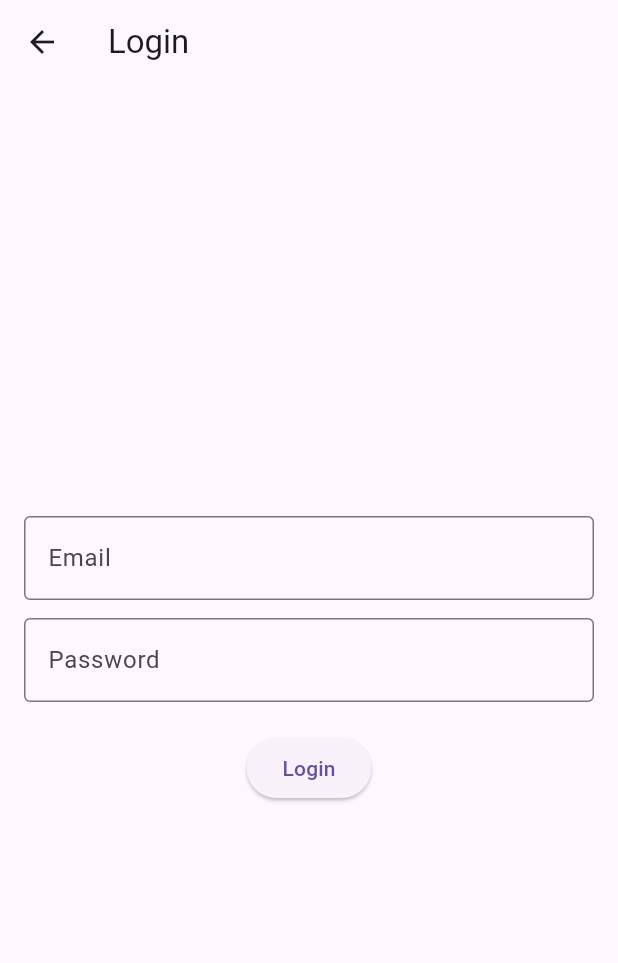
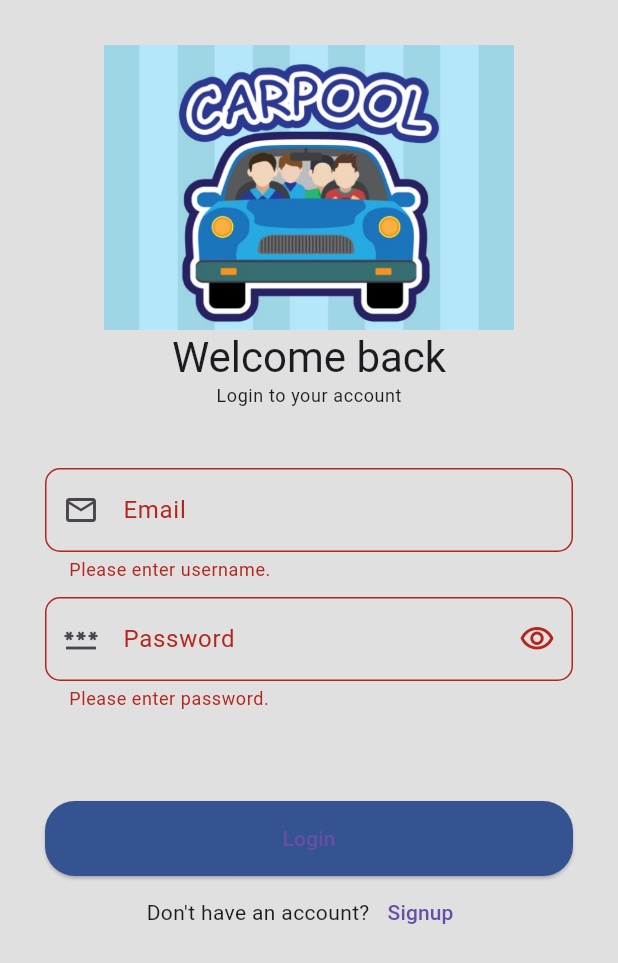
Before and after one commit to omagdy7/carpool, a Flutter app: the LoginPage screen opened by its route, after a tap on "Login", on a phone screen of 412 x 824 dp. Shown: the top 963 px of the screen. Run offline on Flutter 3.47's test engine with Material 3 defaults, Android fonts, the phone set to English and light mode, and no system bars; our stand-ins replace firebase_auth, fluttertoast; accounts and stored records are empty.

Commit message:
Added firebase auth to login and also did some refactoring of the UI

```diff
--- a/lib/login.dart
+++ b/lib/login.dart
@@ -1,48 +1,161 @@
 import 'package:flutter/material.dart';
+import 'package:fluttertoast/fluttertoast.dart';
+import 'package:firebase_auth/firebase_auth.dart';
 
-class LoginPage extends StatelessWidget {
-  final TextEditingController emailController = TextEditingController();
-  final TextEditingController passwordController = TextEditingController();
+class LoginPage extends StatefulWidget {
+  const LoginPage({
+    Key? key,
+  }) : super(key: key);
+
+  @override
+  State<LoginPage> createState() => _LoginPageState();
+}
+
+class _LoginPageState extends State<LoginPage> {
+  final GlobalKey<FormState> _formKey = GlobalKey();
+
+  final FocusNode _focusNodePassword = FocusNode();
+  final TextEditingController _controllerUsername = TextEditingController();
+  final TextEditingController _controllerPassword = TextEditingController();
+
+  bool _obscurePassword = true;
 
   @override
   Widget build(BuildContext context) {
     return Scaffold(
-      appBar: AppBar(title: const Text('Login')),
-      body: Padding(
-        padding: const EdgeInsets.all(16.0),
+      backgroundColor: Colors.grey[300],
+      body: Form(
+        key: _formKey,
+        child: SingleChildScrollView(
+          padding: const EdgeInsets.all(30.0),
           child: Column(
-          mainAxisAlignment: MainAxisAlignment.center,
-          children: <Widget>[
-            TextField(
-              controller: emailController,
-              keyboardType: TextInputType.emailAddress,
-              decoration: const InputDecoration(
-                labelText: 'Email',
-                border: OutlineInputBorder(),
+            children: [
+              Image.asset(
+                "assets/logo.png",
+                height: 190,
+              ),
+              Text(
+                "Welcome back",
+                style: Theme.of(context).textTheme.headlineMedium,
+              ),
+              Text(
+                "Login to your account",
+                style: Theme.of(context).textTheme.bodySmall,
+              ),
+              const SizedBox(height: 40),
+              TextFormField(
+                controller: _controllerUsername,
+                keyboardType: TextInputType.name,
+                decoration: InputDecoration(
+                  labelText: "Email",
+                  prefixIcon: const Icon(Icons.email_outlined),
+                  border: OutlineInputBorder(
+                    borderRadius: BorderRadius.circular(10),
+                  ),
+                  enabledBorder: OutlineInputBorder(
+                    borderRadius: BorderRadius.circular(10),
                   ),
                 ),
-            const SizedBox(height: 12.0),
-            TextField(
-              controller: passwordController,
-              obscureText: true,
-              decoration: const InputDecoration(
-                labelText: 'Password',
-                border: OutlineInputBorder(),
+                onEditingComplete: () => _focusNodePassword.requestFocus(),
+                validator: (String? value) {
+                  if (value == null || value.isEmpty) {
+                    return "Please enter username.";
+                  }
+
+                  return null;
+                },
+              ),
+              const SizedBox(height: 10),
+              TextFormField(
+                controller: _controllerPassword,
+                focusNode: _focusNodePassword,
+                obscureText: _obscurePassword,
+                keyboardType: TextInputType.visiblePassword,
+                decoration: InputDecoration(
+                  labelText: "Password",
+                  prefixIcon: const Icon(Icons.password_outlined),
+                  suffixIcon: IconButton(
+                      onPressed: () {
+                        setState(() {
+                          _obscurePassword = !_obscurePassword;
+                        });
+                      },
+                      icon: _obscurePassword
+                          ? const Icon(Icons.visibility_outlined)
+                          : const Icon(Icons.visibility_off_outlined)),
+                  border: OutlineInputBorder(
+                    borderRadius: BorderRadius.circular(10),
+                  ),
+                  enabledBorder: OutlineInputBorder(
+                    borderRadius: BorderRadius.circular(10),
                   ),
                 ),
-            const SizedBox(height: 20.0),
+                validator: (String? value) {
+                  if (value == null || value.isEmpty) {
+                    return "Please enter password.";
+                  }
+
+                  return null;
+                },
+              ),
+              const SizedBox(height: 60),
+              Column(
+                children: [
                   ElevatedButton(
+                    style: ElevatedButton.styleFrom(
+                      minimumSize: const Size.fromHeight(50),
+                      shape: RoundedRectangleBorder(
+                        borderRadius: BorderRadius.circular(20),
+                      ),
+                      backgroundColor: Color(0xFF355291),
+                    ),
+                    onPressed: () async {
+                      if (_formKey.currentState?.validate() ?? false) {
+                        try {
+                          await FirebaseAuth.instance
+                              .signInWithEmailAndPassword(
+                                  email: _controllerUsername.text.trim(),
+                                  password: _controllerPassword.text.trim())
+                              .then((value) =>
+                                  Navigator.pushNamedAndRemoveUntil(
+                                      context, '/', (route) => false));
+                        } on FirebaseAuthException catch (e) {
+                          Fluttertoast.showToast(
+                              msg: e.message.toString(),
+                              gravity: ToastGravity.SNACKBAR);
+                        }
+                      }
+                    },
+                    child: const Text("Login"),
+                  ),
+                  Row(
+                    mainAxisAlignment: MainAxisAlignment.center,
+                    children: [
+                      const Text("Don't have an account?"),
+                      TextButton(
                         onPressed: () {
-                // Perform the login action here
-                // For now, let's just print the credentials
-                print('Email: ${emailController.text.trim()}');
-                print('Password: ${passwordController.text.trim()}');
+                          _formKey.currentState?.reset();
+                          Navigator.pushNamedAndRemoveUntil(
+                              context, "/signup", (route) => false);
                         },
-              child: const Text('Login'),
+                        child: const Text("Signup"),
+                      ),
+                    ],
+                  ),
+                ],
               ),
             ],
           ),
         ),
+      ),
     );
   }
+
+  @override
+  void dispose() {
+    _focusNodePassword.dispose();
+    _controllerUsername.dispose();
+    _controllerPassword.dispose();
+    super.dispose();
   }
+}
```
Lines whose indentation alone changed are shown as unchanged.
